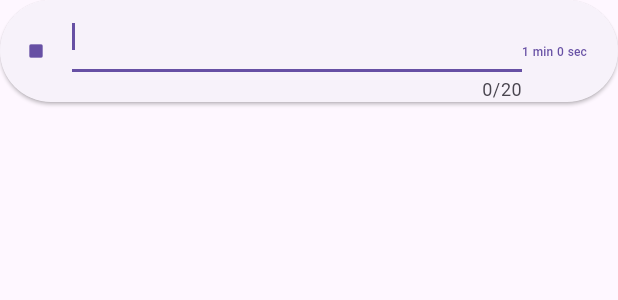
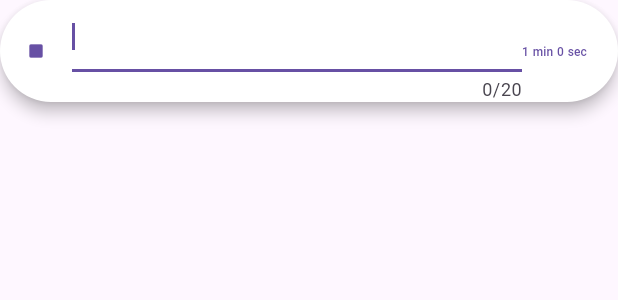
Before and after one commit to jrolana/cmsc128_lab, a Flutter app: the ActivityBlock widget shown alone on an empty page, opened directly, after a tap on "Enter an activity name", on a phone screen of 412 x 824 dp. Shown: the top 300 px of the screen. Run offline on Flutter 3.47's test engine with Material 3 defaults, Android fonts, the phone set to English and light mode, and no system bars; our stand-ins replace buttons_tabbar, cloud_firestore, confetti, firebase_auth, firebase_core, google_fonts and 4 more; missing offline and left inert: day_picker, flutter_iconpicker; accounts and stored records are empty; network calls fail.

Commit message:
Visual overhaul to create routine page, better on mobile

```diff
--- a/lib/main.dart
+++ b/lib/main.dart
@@ -1,12 +1,10 @@
 import 'package:cmsc128_lab/service/database_service.dart';
 import 'package:cmsc128_lab/pages/navbar.dart';
-import 'package:cmsc128_lab/pages/routine_creation.dart';
 import 'package:flutter/material.dart';
 import 'package:provider/provider.dart';
 import 'package:cmsc128_lab/pages/home.dart';
 import 'package:cmsc128_lab/pages/statistics.dart';
 import 'package:cmsc128_lab/utils/styles.dart';
-import 'package:flutter/material.dart';
 import 'package:google_fonts/google_fonts.dart';
 import 'package:cmsc128_lab/pages/routine_session_landing.dart';
 import 'package:provider/provider.dart';
--- a/lib/models/activity.dart
+++ b/lib/models/activity.dart
@@ -1,6 +1,3 @@
-//import 'package:cloud_firestore/cloud_firestore.dart';
-import 'package:flutter/material.dart';
-
 class Activity {
   String name;
   int icon;
--- a/lib/models/routine.dart
+++ b/lib/models/routine.dart
@@ -1,5 +1,3 @@
-import 'package:cloud_firestore/cloud_firestore.dart';
-
 class Routine {
   int color;
   String name;
--- a/lib/pages/dynamic_routine_screen.dart
+++ b/lib/pages/dynamic_routine_screen.dart
@@ -1,8 +1,8 @@
 import 'package:cmsc128_lab/widgets/routineCreation/complete_today_block.dart';
-import 'package:cmsc128_lab/widgets/routineWidgets/upcoming_today_block';
+import 'package:cmsc128_lab/widgets/routineCreation/upcoming_today_block';
 import 'package:flutter/material.dart';
 import 'package:google_fonts/google_fonts.dart';
-import 'package:cmsc128_lab/widgets/routineWidgets/other_routine_block';
+import 'package:cmsc128_lab/widgets/routineCreation/other_routine_block';
 
 class DynamicHomeRoutine extends StatefulWidget {
   const DynamicHomeRoutine({super.key});
--- a/lib/widgets/routineCreation/routine_creation_activity_block.dart
+++ b/lib/widgets/routineCreation/routine_creation_activity_block.dart
@@ -50,7 +50,10 @@ class _DefaultActivityBlock extends State<ActivityBlock> {
     double height = MediaQuery.of(context).size.height;
     return ElevatedButton(
         style: ElevatedButton.styleFrom(
-          padding: EdgeInsets.zero
+          padding: EdgeInsets.zero,
+          backgroundColor: Colors.white,
+          shadowColor: Colors.black,
+          elevation: 2.0
         ),
         onPressed: () {},
         child: Row(
```
Also changed, not shown: lib/pages/routine_creation.dart (+31 -12 lines), 2 other files.
